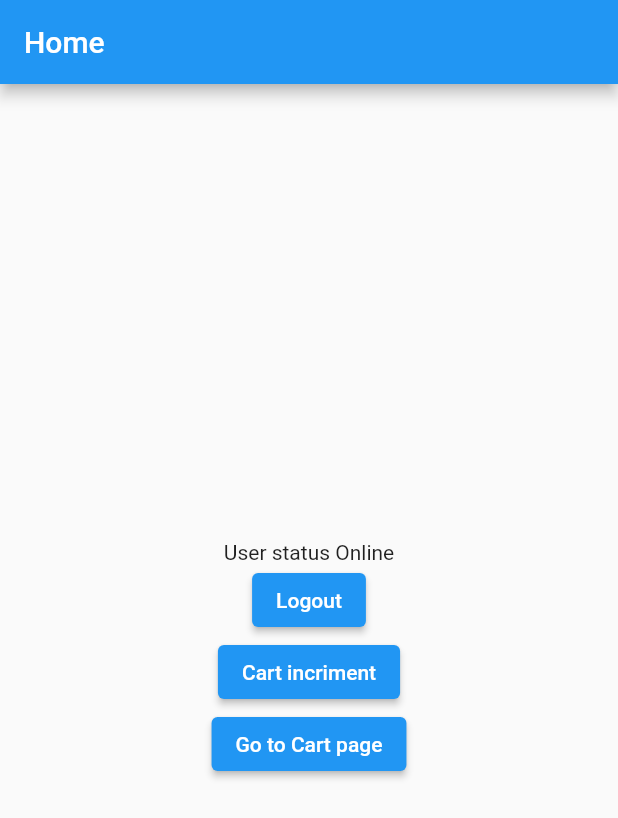
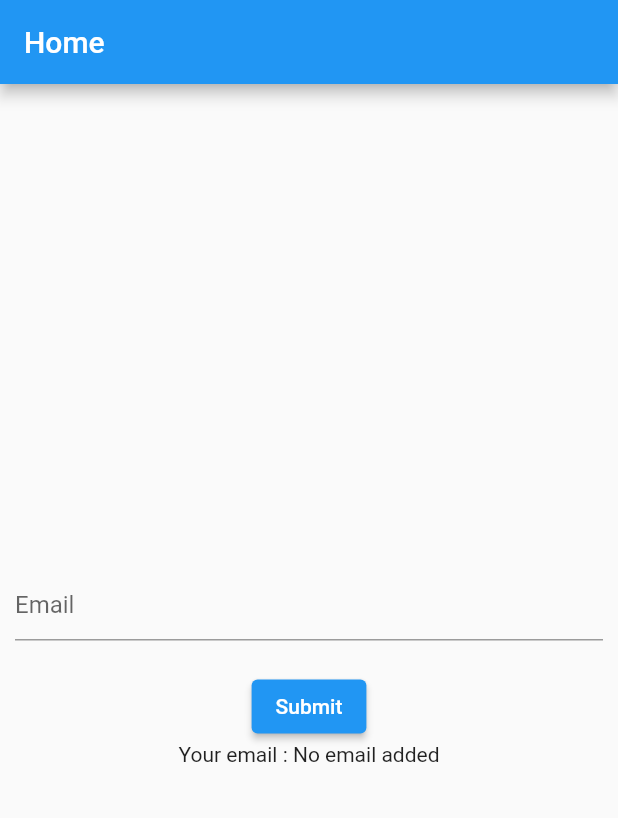
Before and after one commit to Junaed29/getx_get_storage, a Flutter app: the screen it shows after launch, on a phone screen of 412 x 824 dp. Shown: the top 818 px of the screen. Run offline on Flutter 3.47's test engine with Material 2 defaults, Android fonts, the phone set to English and light mode, and no system bars; our stand-ins replace get, get_storage.

Commit message:
Get storage package added and implemented

```diff
--- a/lib/bindings/main_binding.dart
+++ b/lib/bindings/main_binding.dart
@@ -5,6 +5,6 @@ import '../controller/home_controller.dart';
 class MainBinding extends Bindings {
   @override
   void dependencies() {
-    Get.lazyPut(() => HomeController());
+    Get.lazyPut<HomeController>(() => HomeController());
   }
 }
--- a/lib/controller/home_controller.dart
+++ b/lib/controller/home_controller.dart
@@ -1,14 +1,21 @@
 import 'package:get/get.dart';
+import 'package:get_storage/get_storage.dart';
 
 class HomeController extends GetxController {
-  var status = "Online".obs;
-  var cart = 0.obs;
+  var email = "".obs;
+  var counter = 0.obs;
 
-  void updateStatus(String newStatus) {
-    status.value = newStatus;
+  void getEmail() {
+    String existEmail = GetStorage().read("email") ?? "No email added";
+    email.value = existEmail;
   }
 
-  void incrementCart() {
-    cart++;
+  void updateEmail(String newEmail) {
+    GetStorage().write("email", newEmail);
+    email.value = newEmail;
+  }
+
+  void incriment() {
+    counter++;
   }
 }
--- a/lib/screen/home_screen.dart
+++ b/lib/screen/home_screen.dart
@@ -2,13 +2,13 @@ import 'package:flutter/material.dart';
 import 'package:get/get.dart';
 
 import '../controller/home_controller.dart';
-import 'cart_screen.dart';
 
-class HomeScreen extends GetWidget<HomeController> {
-  //static String homeScreenRouteName = "/home";
+class HomeScreen extends StatelessWidget {
+  TextEditingController emailController = TextEditingController();
 
   @override
   Widget build(BuildContext context) {
+    final controler = Get.find<HomeController>();
     return Scaffold(
       appBar: AppBar(title: Text("Home")),
       body: Center(
@@ -16,32 +16,23 @@ class HomeScreen extends GetWidget<HomeController> {
           mainAxisAlignment: MainAxisAlignment.center,
           crossAxisAlignment: CrossAxisAlignment.center,
           children: [
-            Obx(() {
-              print("User status rebuild");
-              return Text("User status ${controller.status.value}");
-            }),
-            Obx(() {
-              print("Button rebuild");
-              return ElevatedButton(
-                  onPressed: () {
-                    controller.status.value.toLowerCase() == "online"
-                        ? controller.updateStatus("Offline")
-                        : controller.updateStatus("Online");
-                  },
-                  child: controller.status.toLowerCase() == "online"
-                      ? const Text("Logout")
-                      : const Text("Login"));
-            }),
+            Padding(
+              padding: const EdgeInsets.all(10),
+              child: TextField(
+                decoration: const InputDecoration(hintText: "Email"),
+                controller: emailController,
+              ),
+            ),
+            const SizedBox(
+              height: 10,
+            ),
             ElevatedButton(
-                onPressed: () {
-                  controller.incrementCart();
-                },
-                child: Text("Cart incriment")),
-            ElevatedButton(
-                onPressed: () {
-                  Get.to(CartScreen());
-                },
-                child: Text("Go to Cart page"))
+              onPressed: () {
+                controler.updateEmail(emailController.text);
+              },
+              child: const Text("Submit"),
+            ),
+            Obx(() => Text("Your email : ${controler.email}")),
           ],
         ),
       ),
```
Also changed, not shown: lib/main.dart (+7 -11 lines), lib/screen/cart_screen.dart (deleted, +0 -27 lines).
